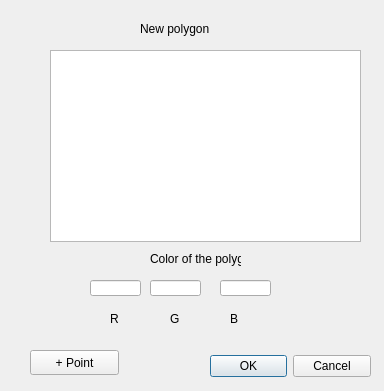
Old version of the form sistema-grafico-interativo/src/qt_design/new_polygon.ui in the repository Brenda-Machado/computacao-grafica.
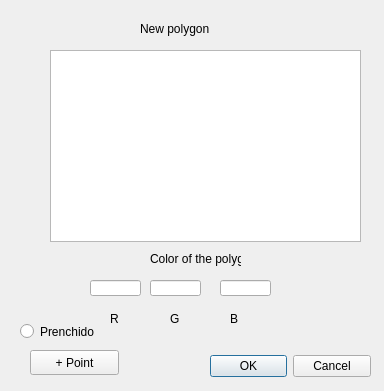
New version of the form.

```diff
--- a/sistema-grafico-interativo/src/qt_design/new_polygon.ui
+++ b/sistema-grafico-interativo/src/qt_design/new_polygon.ui
@@ -186,6 +186,22 @@
     <string>B</string>
    </property>
   </widget>
+  <widget class="QRadioButton" name="fillCheckBox">
+   <property name="geometry">
+    <rect>
+     <x>20</x>
+     <y>320</y>
+     <width>112</width>
+     <height>23</height>
+    </rect>
+   </property>
+   <property name="text">
+    <string>Prenchido</string>
+   </property>
+   <property name="checked">
+    <bool>false</bool>
+   </property>
+  </widget>
  </widget>
  <resources/>
  <connections>
```
